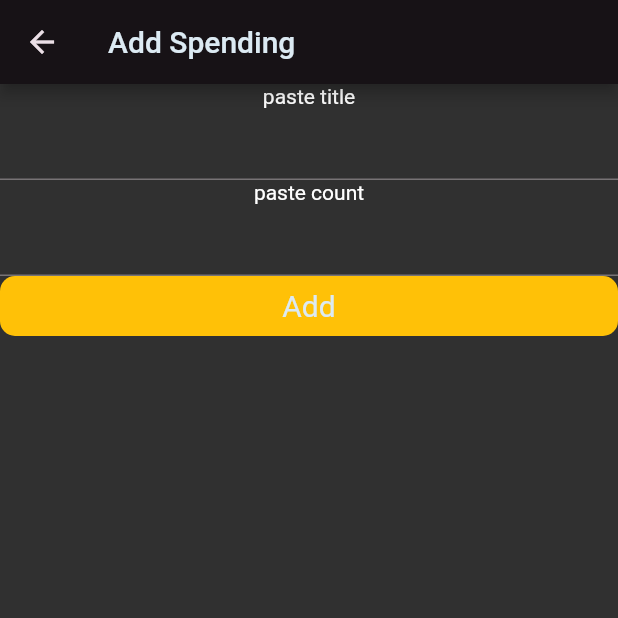
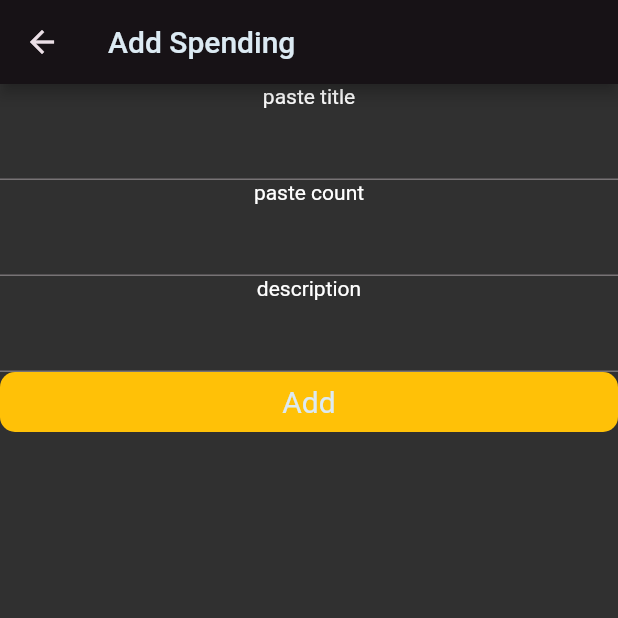
Before and after one commit to MichaelChernyshevsky/timeful-app, a Flutter app: the AddSpedingScreen screen opened by its route, on a phone screen of 412 x 824 dp, the top half of it. Run offline on Flutter 3.47's test engine with Material 2 defaults, Android fonts, the phone set to English and light mode, and no system bars; our stand-ins replace equatable, flutter_bloc, flutter_svg, get_it.

```diff
--- a/lib/core/models/class/historyelement_class.dart
+++ b/lib/core/models/class/historyelement_class.dart
@@ -2,8 +2,12 @@ class HistoryElement {
   HistoryElement({
     required this.title,
     required this.count,
+    this.description,
+    this.date,
   });
 
   final String title;
   final int count;
+  final String? description;
+  final DateTime? date;
 }
--- a/lib/interface/screens/common/pages/economy/add_spending.dart
+++ b/lib/interface/screens/common/pages/economy/add_spending.dart
@@ -20,6 +20,8 @@ class _AddSpedingScreenState extends State<AddSpedingScreen> {
   EconomyBloc? bloc;
   TextEditingController contorllerTitle = TextEditingController();
   TextEditingController contorllerCost = TextEditingController();
+  TextEditingController contorllerDescription = TextEditingController();
+
   HistoryElement? element;
   Color buttonColor = Colors.amber;
 
@@ -39,6 +41,8 @@ class _AddSpedingScreenState extends State<AddSpedingScreen> {
     final createdElement = HistoryElement(
       title: contorllerTitle.text,
       count: int.parse(contorllerCost.text),
+      description: contorllerDescription.text,
+      // date:
     );
 
     setState(() {
@@ -81,7 +85,15 @@ class _AddSpedingScreenState extends State<AddSpedingScreen> {
             const Text('paste title'),
             TextFormField(controller: contorllerTitle),
             const Text('paste count'),
-            TextFormField(controller: contorllerCost),
+            TextFormField(
+              controller: contorllerCost,
+              keyboardType: TextInputType.number,
+            ),
+            const Text('description'),
+            TextFormField(
+              controller: contorllerDescription,
+              keyboardType: TextInputType.number,
+            ),
             BlocListener<EconomyBloc, EconomyBlocState>(
               listener: (context, state) {
                 if (state is BlocError) {
```
